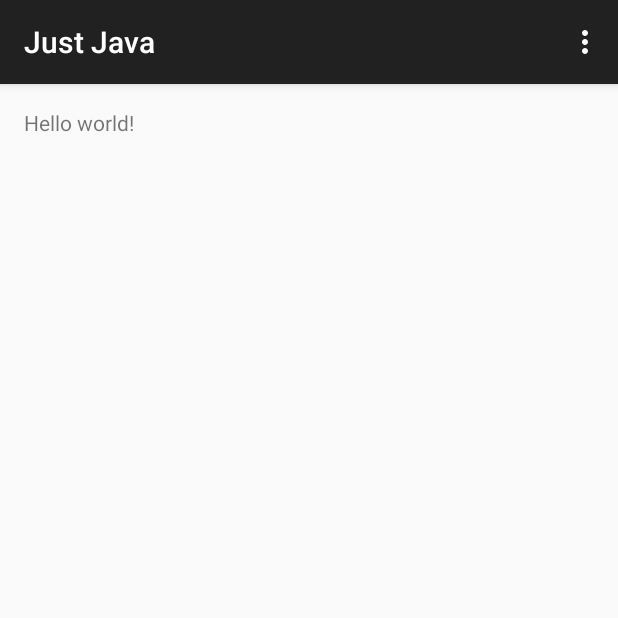
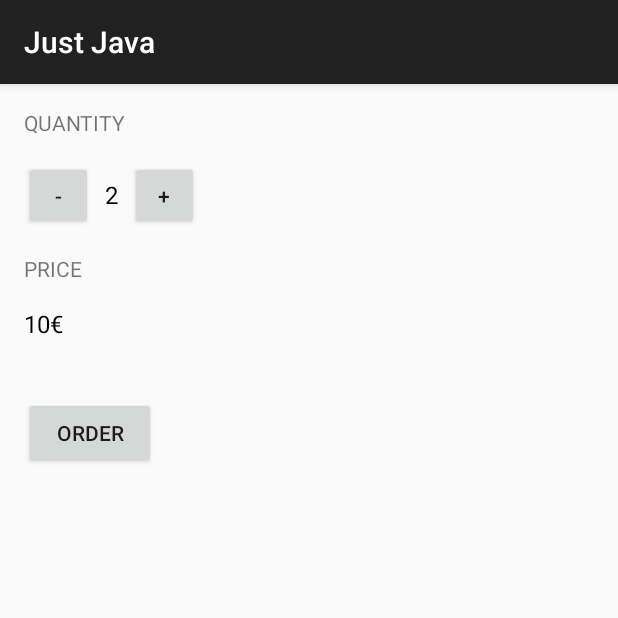
Before and after one commit to xpadro/android-beginner, an Android app: the screen it shows after launch (MainActivity), on a phone screen of 412 x 824 dp, the top half of it. Run offline under Robolectric (Android 15) with nearby library versions, the phone set to English and light mode, and no system bars.

Commit message:
Update prices implementation

```diff
--- a/JustJava/app/src/main/java/net/android/xpadro/justjava/MainActivity.java
+++ b/JustJava/app/src/main/java/net/android/xpadro/justjava/MainActivity.java
@@ -1,12 +1,18 @@
 package net.android.xpadro.justjava;
 
+import android.os.Bundle;
 import android.support.v7.app.ActionBarActivity;
-import android.os.Bundle;
-import android.view.Menu;
-import android.view.MenuItem;
+import android.view.View;
+import android.widget.TextView;
 
+import java.text.NumberFormat;
 
+/**
+ * This app displays an order form to order coffee.
+ */
 public class MainActivity extends ActionBarActivity {
+    private int quantity = 2;
+    private int price = 5;
 
     @Override
     protected void onCreate(Bundle savedInstanceState) {
@@ -14,25 +20,44 @@ public class MainActivity extends ActionBarActivity {
         setContentView(R.layout.activity_main);
     }
 
-    @Override
-    public boolean onCreateOptionsMenu(Menu menu) {
-        // Inflate the menu; this adds items to the action bar if it is present.
-        getMenuInflater().inflate(R.menu.menu_main, menu);
-        return true;
+    /**
+     * This method is called when the order button is clicked.
+     */
+    public void submitOrder(View view) {
+        displayPrice();
+        updateOrderMessage("Thank you!");
     }
 
-    @Override
-    public boolean onOptionsItemSelected(MenuItem item) {
-        // Handle action bar item clicks here. The action bar will
-        // automatically handle clicks on the Home/Up button, so long
-        // as you specify a parent activity in AndroidManifest.xml.
-        int id = item.getItemId();
+    public void increment(View view) {
+        display(++quantity);
+        displayPrice();
+    }
 
-        //noinspection SimplifiableIfStatement
-        if (id == R.id.action_settings) {
-            return true;
-        }
+    public void decrement(View view) {
+        display(--quantity);
+        displayPrice();
+    }
 
-        return super.onOptionsItemSelected(item);
+    /**
+     * This method displays the given quantity value on the screen.
+     */
+    private void display(int number) {
+        TextView quantityTextView = (TextView) findViewById(
+                R.id.quantity_text_view);
+        quantityTextView.setText("" + number);
+        updateOrderMessage("");
+    }
+
+    /**
+     * This method displays the given price on the screen.
+     */
+    private void displayPrice() {
+        TextView priceTextView = (TextView) findViewById(R.id.price_text_view);
+        priceTextView.setText(NumberFormat.getCurrencyInstance().format(quantity * price));
+    }
+
+    private void updateOrderMessage(String message) {
+        TextView priceTextView = (TextView) findViewById(R.id.order_text_view);
+        priceTextView.setText(message);
     }
 }
--- a/JustJava/app/src/main/res/layout/activity_main.xml
+++ b/JustJava/app/src/main/res/layout/activity_main.xml
@@ -1,11 +1,79 @@
-<RelativeLayout xmlns:android="http://schemas.android.com/apk/res/android"
-    xmlns:tools="http://schemas.android.com/tools" android:layout_width="match_parent"
-    android:layout_height="match_parent" android:paddingLeft="@dimen/activity_horizontal_margin"
+<LinearLayout xmlns:android="http://schemas.android.com/apk/res/android"
+    xmlns:tools="http://schemas.android.com/tools"
+    android:layout_width="match_parent"
+    android:layout_height="match_parent"
+    android:orientation="vertical"
+    android:paddingBottom="@dimen/activity_vertical_margin"
+    android:paddingLeft="@dimen/activity_horizontal_margin"
     android:paddingRight="@dimen/activity_horizontal_margin"
     android:paddingTop="@dimen/activity_vertical_margin"
-    android:paddingBottom="@dimen/activity_vertical_margin" tools:context=".MainActivity">
+    tools:context=".MainActivity">
 
-    <TextView android:text="@string/hello_world" android:layout_width="wrap_content"
-        android:layout_height="wrap_content" />
+    <TextView
+        android:layout_width="wrap_content"
+        android:layout_height="wrap_content"
+        android:textAllCaps="true"
+        android:layout_marginBottom="16dp"
+        android:text="Quantity" />
 
-</RelativeLayout>
+    <LinearLayout
+        android:layout_width="match_parent"
+        android:layout_height="wrap_content"
+        android:orientation="horizontal">
+
+        <Button
+            android:id="@+id/minus_quantity_button"
+            android:layout_width="46dp"
+            android:layout_height="46dp"
+            android:text="-"
+            android:onClick="decrement"/>
+
+        <TextView
+            android:id="@+id/quantity_text_view"
+            android:layout_width="wrap_content"
+            android:layout_height="wrap_content"
+            android:layout_marginLeft="8dp"
+            android:layout_marginRight="8dp"
+            android:textSize="16sp"
+            android:textColor="@android:color/black"
+            android:text="2"/>
+
+        <Button
+            android:id="@+id/plus_quantity_button"
+            android:layout_width="46dp"
+            android:layout_height="46dp"
+            android:text="+"
+            android:onClick="increment"/>
+    </LinearLayout>
+
+    <TextView
+        android:layout_width="wrap_content"
+        android:layout_height="wrap_content"
+        android:textAllCaps="true"
+        android:layout_marginBottom="16dp"
+        android:layout_marginTop="16dp"
+        android:text="Price" />
+
+    <TextView
+        android:id="@+id/price_text_view"
+        android:layout_width="wrap_content"
+        android:layout_height="wrap_content"
+        android:textSize="16sp"
+        android:textColor="@android:color/black"
+        android:text="10€"/>
+
+    <TextView
+        android:id="@+id/order_text_view"
+        android:layout_width="wrap_content"
+        android:layout_height="wrap_content"
+        android:textSize="16sp"
+        android:textColor="@android:color/black"
+        android:text=""/>
+
+    <Button
+        android:layout_width="wrap_content"
+        android:layout_height="wrap_content"
+        android:layout_marginTop="16dp"
+        android:text="Order"
+        android:onClick="submitOrder"/>
+</LinearLayout>
```
